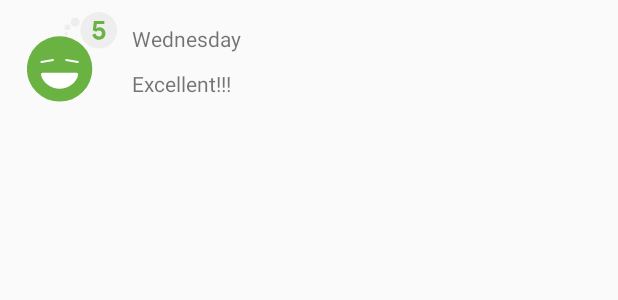
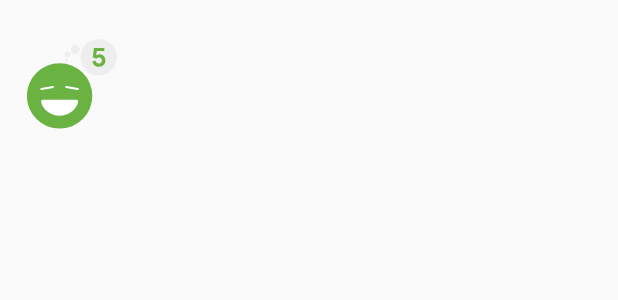
Before and after one commit to MoroProductionsDev/SleepTrackerRV-3, an Android app: the layout list_item_sleep_night.xml on its own in the app's theme, with its tools: preview values and no code run, on a phone screen of 412 x 824 dp. Shown: the top 300 px of the screen. Run offline under Robolectric (Android 15) with nearby library versions, the phone set to English and light mode, and no system bars; Roboto replaces fonts that are not available here.

Commit message:
- This is the Continuation PART 3 of the assignment using the same app.
- Remove linear layout from the [fragment_sleep_tracker.xml]
- Added binding for GridLayoutManager (manager)
- Remove the TextView for sleep length
- TextView [@+id/id_quality_string] in list_item_sleep_night.xnl

App has GridLayout

```diff
--- a/app/src/main/java/com/example/android/trackmysleepquality/sleeptracker/SleepTrackerFragment.kt
+++ b/app/src/main/java/com/example/android/trackmysleepquality/sleeptracker/SleepTrackerFragment.kt
@@ -20,11 +20,13 @@ import android.os.Bundle
 import android.view.LayoutInflater
 import android.view.View
 import android.view.ViewGroup
+import android.widget.GridLayout
 import androidx.databinding.DataBindingUtil
 import androidx.fragment.app.Fragment
 import androidx.lifecycle.Observer
 import androidx.lifecycle.ViewModelProviders
 import androidx.navigation.fragment.findNavController
+import androidx.recyclerview.widget.GridLayoutManager
 import com.example.android.trackmysleepquality.R
 import com.example.android.trackmysleepquality.database.SleepDatabase
 import com.example.android.trackmysleepquality.databinding.FragmentSleepTrackerBinding
@@ -49,6 +51,8 @@ class SleepTrackerFragment : Fragment() {
         val binding: FragmentSleepTrackerBinding = DataBindingUtil.inflate(
                 inflater, R.layout.fragment_sleep_tracker, container, false)
 
+        val manager = GridLayoutManager(activity, 3) // grid layout variable
+
         val application = requireNotNull(this.activity).application
 
         val dataSource = SleepDatabase.getInstance(application).sleepDatabaseDao
@@ -59,8 +63,10 @@ class SleepTrackerFragment : Fragment() {
                 ViewModelProviders.of(
                         this, viewModelFactory).get(SleepTrackerViewModel::class.java)
 
+        // Binding XML to the val
         binding.sleepTrackerViewModel = sleepTrackerViewModel
 
+        binding.sleepList.layoutManager = manager
         // make a new SleepNightAdaptor and use binding to associate with recycler view
         val adapter = SleepNightAdapter()
         binding.sleepList.adapter = adapter
--- a/app/src/main/res/layout/fragment_sleep_tracker.xml
+++ b/app/src/main/res/layout/fragment_sleep_tracker.xml
@@ -47,7 +47,6 @@
             app:layout_constraintEnd_toEndOf="parent"
             app:layout_constraintStart_toStartOf="parent"
             app:layout_constraintTop_toBottomOf="@id/stop_button"
-            app:layoutManager="androidx.recyclerview.widget.LinearLayoutManager"
             />
 
         <!-- With data binding and LiveData, we can track the buttons' visibility states
--- a/app/src/main/res/layout/list_item_sleep_night.xml
+++ b/app/src/main/res/layout/list_item_sleep_night.xml
@@ -30,34 +30,13 @@
             tools:srcCompat="@drawable/ic_sleep_5" />
 
         <TextView
-            android:id="@+id/id_sleep_length"
-            android:layout_width="0dp"
-            android:layout_height="wrap_content"
-            android:layout_marginStart="8dp"
-            android:layout_marginTop="8dp"
-            android:layout_marginEnd="16dp"
-            android:text="TextView"
-            android:contentDescription="this display the day of the recorded event"
-            app:layout_constraintEnd_toEndOf="parent"
-            app:layout_constraintStart_toEndOf="@+id/id_quality_image"
-            app:layout_constraintTop_toTopOf="@+id/id_quality_image"
-            app:sleepDurationFormatted="@{sleep}"
-            tools:text="Wednesday" />
-
-        <TextView
             android:id="@+id/id_quality_string"
             android:layout_width="0dp"
             android:layout_height="wrap_content"
-            android:layout_marginStart="8dp"
             android:layout_marginTop="8dp"
-            android:layout_marginEnd="16dp"
-            android:layout_marginBottom="8dp"
-            android:text="TextView"
-            app:layout_constraintBottom_toBottomOf="parent"
-            app:layout_constraintEnd_toEndOf="parent"
-            app:layout_constraintStart_toEndOf="@+id/id_quality_image"
-            app:layout_constraintTop_toBottomOf="@+id/id_sleep_length"
-            app:sleepQualityString="@{sleep}"
-            tools:text="Excellent!!!" />
+            app:layout_constraintEnd_toEndOf="@id/id_quality_image"
+            app:layout_constraintStart_toStartOf="@+id/id_quality_image"
+            app:layout_constraintTop_toBottomOf="@+id/id_quality_image"
+            app:sleepQualityString="@{sleep}" />
     </androidx.constraintlayout.widget.ConstraintLayout>
 </layout>
```
